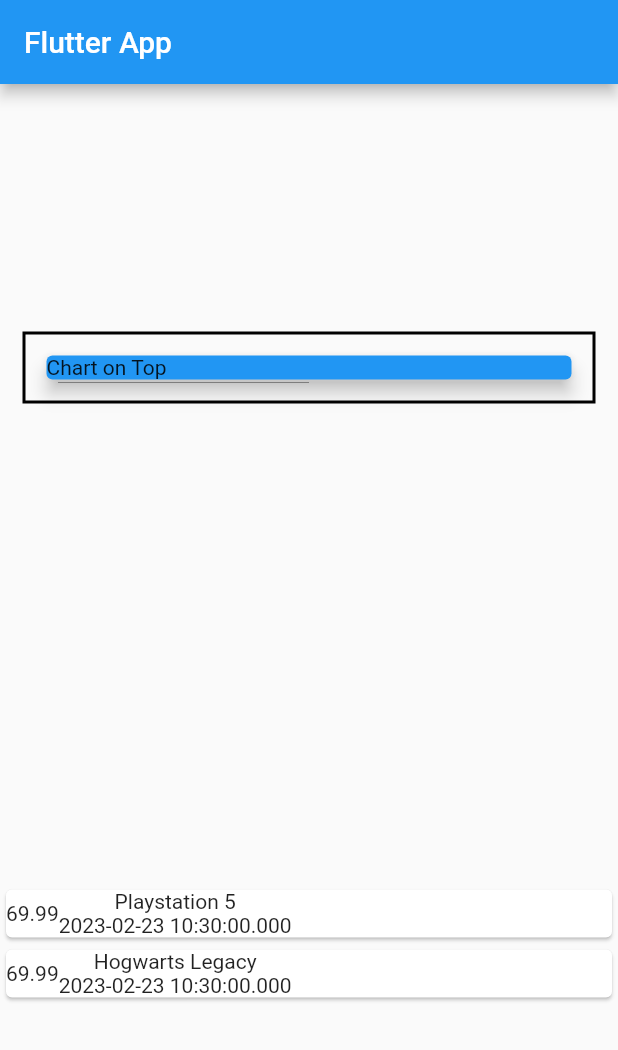
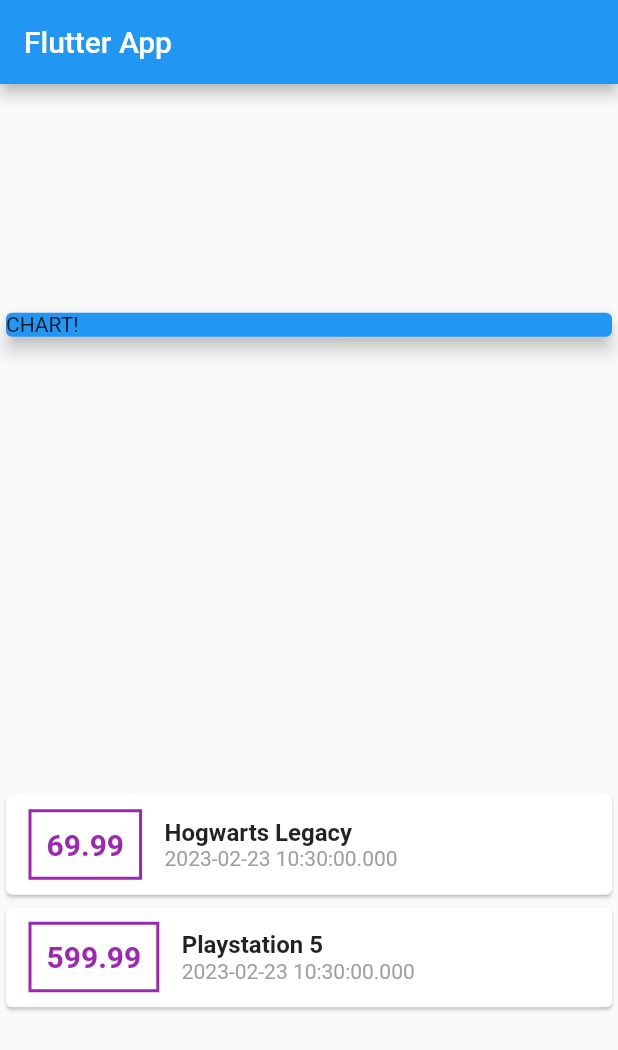
Before and after one commit to dinofilipovic/track_expenses, a Flutter app: the screen it shows after launch, on a phone screen of 412 x 824 dp. Shown: the top 1050 px of the screen. Run offline on Flutter 3.47's test engine with Material 2 defaults, Android fonts, the phone set to English and light mode, and no system bars.

Commit message:
Transactions styling
Added more styling on the application so it has more borders and colors.

```diff
--- a/lib/main.dart
+++ b/lib/main.dart
@@ -18,14 +18,14 @@
   final List<Transaction> transactions = [
     Transaction(
       id: 't1',
-      title: 'Playstation 5',
+      title: 'Hogwarts Legacy',
       amount: 69.99,
       date: DateTime.now(),
     ),
     Transaction(
       id: 't2',
-      title: 'Hogwarts Legacy',
-      amount: 69.99,
+      title: 'Playstation 5',
+      amount: 599.99,
       date: DateTime.now(),
     ),
   ];
@@ -41,44 +41,62 @@
         crossAxisAlignment: CrossAxisAlignment.stretch,
         children: <Widget>[
           Container(
-            padding: EdgeInsets.all(10),
-            margin: EdgeInsets.symmetric(vertical: 10, horizontal: 15),
             width: double.infinity,
-            decoration: BoxDecoration(
-              border: Border.all(
-                color: Colors.black,
-                width: 2,
-              ),
-            ),
             child: Card(
-              child: Text('Chart on Top'),
+              color: Colors.blue,
+              child: Text('CHART!'),
               elevation: 5,
-              color: Colors.blue,
             ),
           ),
           Column(
-            children: transactions.map(
-              (tx) {
+            children: transactions.map((tx) {
               return Card(
                 child: Row(
                   children: <Widget>[
                     Container(
-                        child: Text(tx.amount.toString()),
+                      margin: EdgeInsets.symmetric(
+                        vertical: 10,
+                        horizontal: 15,
+                      ),
+                      decoration: BoxDecoration(
+                        border: Border.all(
+                          color: Colors.purple,
+                          width: 2,
+                        ),
+                      ),
+                      padding: EdgeInsets.all(10),
+                      child: Text(
+                        tx.amount.toString(),
+                        style: TextStyle(
+                          fontWeight: FontWeight.bold,
+                          fontSize: 20,
+                          color: Colors.purple,
+                        ),
+                      ),
                     ),
                     Column(
+                      crossAxisAlignment: CrossAxisAlignment.start,
                       children: <Widget>[
-                          Text(tx.title),
+                        Text(
+                          tx.title,
+                          style: TextStyle(
+                            fontSize: 16,
+                            fontWeight: FontWeight.bold,
+                          ),
+                        ),
                         Text(
                           tx.date.toString(),
+                          style: TextStyle(
+                            color: Colors.grey,
+                          ),
                         ),
                       ],
                     ),
                   ],
                 ),
               );
-              },
-            ).toList(),
-          )
+            }).toList(),
+          ),
         ],
       ),
     );
--- a/lib/transaction.dart
+++ b/lib/transaction.dart
@@ -1,8 +1,10 @@
+import 'package:flutter/foundation.dart';
+
 class Transaction {
-  String id;
-  String title;
-  double amount;
-  DateTime date;
+  final String id;
+  final String title;
+  final double amount;
+  final DateTime date;
 
   Transaction({
     required this.id,
```
Also changed, not shown: 1 other file. Lines whose indentation alone changed are shown as unchanged.
